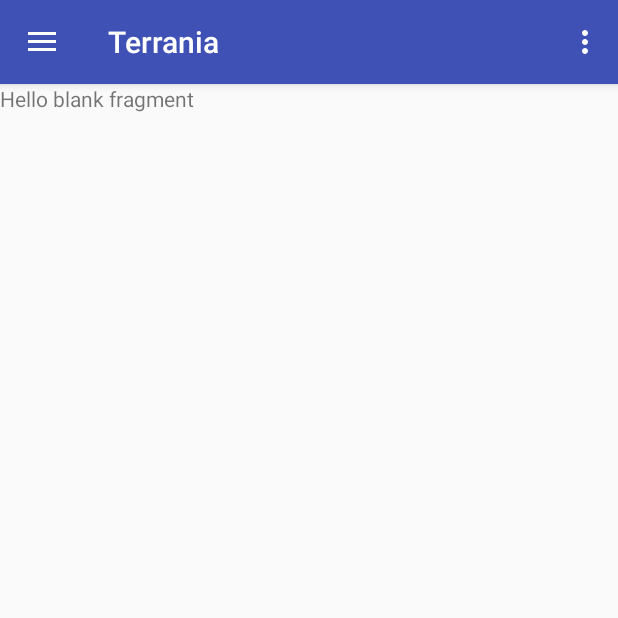
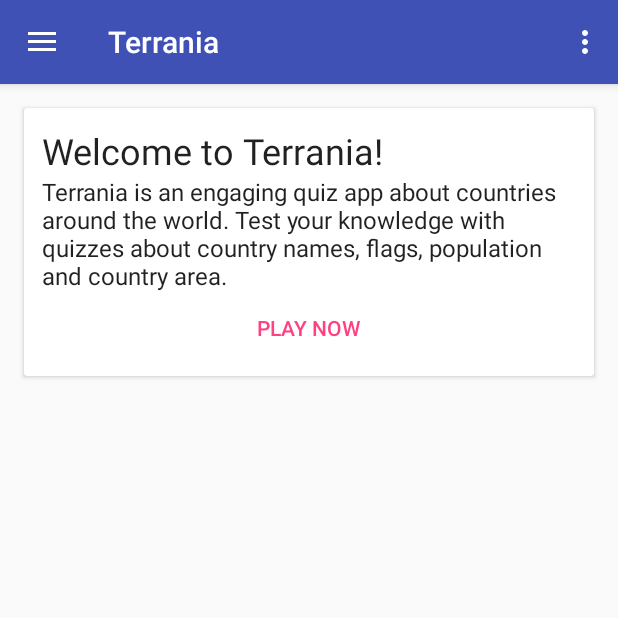
Before and after one commit to abn-volk/Terrania, an Android app: the screen it shows after launch (MainActivity), on a phone screen of 412 x 824 dp, the top half of it. Run offline under Robolectric (Android 15) with nearby library versions, the phone set to English and light mode, and no system bars; our stand-ins replace ButterKnife.

Commit message:
Add some details to Welcome fragment

```diff
--- a/app/src/main/java/com/volangvang/terrania/HomeFragment.java
+++ b/app/src/main/java/com/volangvang/terrania/HomeFragment.java
@@ -1,6 +1,7 @@
 package com.volangvang.terrania;
 
 
+import android.content.Context;
 import android.os.Bundle;
 import android.support.annotation.Nullable;
 import android.support.v4.app.Fragment;
@@ -8,11 +9,15 @@ import android.view.LayoutInflater;
 import android.view.View;
 import android.view.ViewGroup;
 
+import butterknife.ButterKnife;
+import butterknife.OnClick;
+
 
 /**
  * A simple {@link Fragment} subclass.
  */
 public class HomeFragment extends Fragment {
+    HomeFragmentInteraction activity;
 
 
     public HomeFragment() {
@@ -24,7 +29,9 @@ public class HomeFragment extends Fragment {
     public View onCreateView(LayoutInflater inflater, ViewGroup container,
                              Bundle savedInstanceState) {
         // Inflate the layout for this fragment
-        return inflater.inflate(R.layout.fragment_home, container, false);
+        View fragmentView = inflater.inflate(R.layout.fragment_home, container, false);
+        ButterKnife.bind(this, fragmentView);
+        return fragmentView;
     }
 
     @Override
@@ -32,4 +39,21 @@ public class HomeFragment extends Fragment {
         super.onActivityCreated(savedInstanceState);
         getActivity().setTitle(R.string.app_name);
     }
+
+    @Override
+    public void onAttach(Context context) {
+        super.onAttach(context);
+        if (! (context instanceof HomeFragmentInteraction))
+            throw new UnsupportedOperationException();
+        else activity = (HomeFragmentInteraction) context;
+    }
+
+    interface HomeFragmentInteraction {
+        void onPlayPressed();
+    }
+
+    @OnClick(R.id.btn_play_now)
+    public void onPlayClick() {
+        activity.onPlayPressed();
+    }
 }
--- a/app/src/main/java/com/volangvang/terrania/MainActivity.java
+++ b/app/src/main/java/com/volangvang/terrania/MainActivity.java
@@ -15,7 +15,7 @@ import butterknife.BindView;
 import butterknife.ButterKnife;
 
 public class MainActivity extends AppCompatActivity
-        implements NavigationView.OnNavigationItemSelectedListener {
+        implements NavigationView.OnNavigationItemSelectedListener, HomeFragment.HomeFragmentInteraction {
 
     @BindView(R.id.drawer_layout) DrawerLayout drawer;
     @BindView(R.id.nav_view) NavigationView navigationView;
@@ -76,31 +76,39 @@ public class MainActivity extends AppCompatActivity
 
         if (id == R.id.nav_home) {
             getSupportFragmentManager().beginTransaction()
+                    .setCustomAnimations(android.R.anim.fade_in, android.R.anim.fade_out)
                     .replace(R.id.fragment_holder, new HomeFragment())
-                    .setCustomAnimations(android.R.anim.fade_in, android.R.anim.fade_out)
                     .commit();
 
         } else if (id == R.id.nav_learn) {
             getSupportFragmentManager().beginTransaction()
+                    .setCustomAnimations(android.R.anim.fade_in, android.R.anim.fade_out)
                     .replace(R.id.fragment_holder, new LearnFragment())
-                    .setCustomAnimations(android.R.anim.fade_in, android.R.anim.fade_out)
                     .commit();
 
         } else if (id == R.id.nav_play) {
             getSupportFragmentManager().beginTransaction()
+                    .setCustomAnimations(android.R.anim.fade_in, android.R.anim.fade_out)
                     .replace(R.id.fragment_holder, new PlayFragment())
-                    .setCustomAnimations(android.R.anim.fade_in, android.R.anim.fade_out)
                     .commit();
 
         } else if (id == R.id.nav_about) {
             getSupportFragmentManager().beginTransaction()
+                    .setCustomAnimations(android.R.anim.fade_in, android.R.anim.fade_out)
                     .replace(R.id.fragment_holder, new AboutFragment())
-                    .setCustomAnimations(android.R.anim.fade_in, android.R.anim.fade_out)
                     .commit();
         }
 
-        DrawerLayout drawer = (DrawerLayout) findViewById(R.id.drawer_layout);
         drawer.closeDrawer(GravityCompat.START);
         return true;
     }
+
+    @Override
+    public void onPlayPressed() {
+        navigationView.setCheckedItem(R.id.nav_play);
+        getSupportFragmentManager().beginTransaction()
+                .setCustomAnimations(android.R.anim.fade_in, android.R.anim.fade_out)
+                .replace(R.id.fragment_holder, new PlayFragment())
+                .commit();
+    }
 }
--- a/app/src/main/java/com/volangvang/terrania/PlayFragment.java
+++ b/app/src/main/java/com/volangvang/terrania/PlayFragment.java
@@ -26,6 +26,7 @@ public class PlayFragment extends Fragment {
     @BindView(R.id.radio_oceania) RadioButton radioOceania;
     @BindView(R.id.radio_20) RadioButton radio20;
     @BindView(R.id.radio_30) RadioButton radio30;
+    private boolean firstTimeHint = true;
     public PlayFragment() {
         // Required empty public constructor
     }
@@ -59,7 +60,8 @@ public class PlayFragment extends Fragment {
             btn.setOnCheckedChangeListener(new CompoundButton.OnCheckedChangeListener() {
                 @Override
                 public void onCheckedChanged(CompoundButton compoundButton, boolean b) {
-                    if (b && continentGroup.getCheckedRadioButtonId() == R.id.radio_oceania) {
+                    if (firstTimeHint && b && continentGroup.getCheckedRadioButtonId() == R.id.radio_oceania) {
+                        firstTimeHint = false;
                         Toast.makeText(getContext(), R.string.msg_oceania_countries, Toast.LENGTH_SHORT).show();
                     }
                 }
@@ -68,7 +70,7 @@ public class PlayFragment extends Fragment {
         radioOceania.setOnCheckedChangeListener(new CompoundButton.OnCheckedChangeListener() {
             @Override
             public void onCheckedChanged(CompoundButton compoundButton, boolean b) {
-                if (b && (radio20.isChecked() || radio30.isChecked()))
+                if (firstTimeHint && b && (radio20.isChecked() || radio30.isChecked()))
                     Toast.makeText(getContext(), R.string.msg_oceania_countries, Toast.LENGTH_SHORT).show();
             }
         });
--- a/app/src/main/res/layout/fragment_home.xml
+++ b/app/src/main/res/layout/fragment_home.xml
@@ -1,13 +1,45 @@
-<FrameLayout xmlns:android="http://schemas.android.com/apk/res/android"
+<ScrollView xmlns:android="http://schemas.android.com/apk/res/android"
     xmlns:tools="http://schemas.android.com/tools"
     android:layout_width="match_parent"
     android:layout_height="match_parent"
+    xmlns:app="http://schemas.android.com/apk/res-auto"
     tools:context="com.volangvang.terrania.HomeFragment">
 
-    <!-- TODO: Update blank fragment layout -->
-    <TextView
+    <android.support.v7.widget.CardView
         android:layout_width="match_parent"
-        android:layout_height="match_parent"
-        android:text="@string/hello_blank_fragment" />
+        android:layout_height="wrap_content"
+        android:layout_marginTop="@dimen/activity_vertical_margin"
+        android:layout_marginLeft="@dimen/activity_horizontal_margin"
+        android:layout_marginRight="@dimen/activity_horizontal_margin"
+        android:layout_marginBottom="@dimen/activity_vertical_margin">
+        <LinearLayout
+            android:layout_width="match_parent"
+            android:layout_height="wrap_content"
+            android:orientation="vertical"
+            android:paddingTop="12dp"
+            android:paddingBottom="8dp"
+            android:paddingLeft="12dp"
+            android:paddingRight="12dp">
+            <TextView
+                android:layout_width="wrap_content"
+                android:layout_height="wrap_content"
+                android:text="@string/msg_welcome_terrania"
+                android:textAppearance="@style/TextAppearance.AppCompat.Headline"/>
+            <TextView
+                android:layout_width="wrap_content"
+                android:layout_height="wrap_content"
+                android:textAppearance="@style/TextAppearance.AppCompat.Subhead"
+                android:text="@string/msg_welcome_details"/>
+            <Button
+                android:id="@+id/btn_play_now"
+                android:layout_width="wrap_content"
+                android:layout_height="wrap_content"
+                android:text="@string/btn_play_now"
+                android:layout_gravity="center"
+                style="@style/Widget.AppCompat.Button.Borderless.Colored"/>
+        </LinearLayout>
 
-</FrameLayout>
+    </android.support.v7.widget.CardView>
+
+
+</ScrollView>
--- a/app/src/main/res/values/strings.xml
+++ b/app/src/main/res/values/strings.xml
@@ -49,4 +49,7 @@
         \n• Largest area: For each question, choose the country with the largest area.
         \n• Highest population: For each question, choose the most populated country.</string>
     <string name="ok">OK</string>
+    <string name="msg_welcome_terrania">Welcome to Terrania!</string>
+    <string name="msg_welcome_details">Terrania is an engaging quiz app about countries around the world.         Test your knowledge with quizzes about country names, flags, population and country area.</string>
+    <string name="btn_play_now">Play now</string>
 </resources>
```
